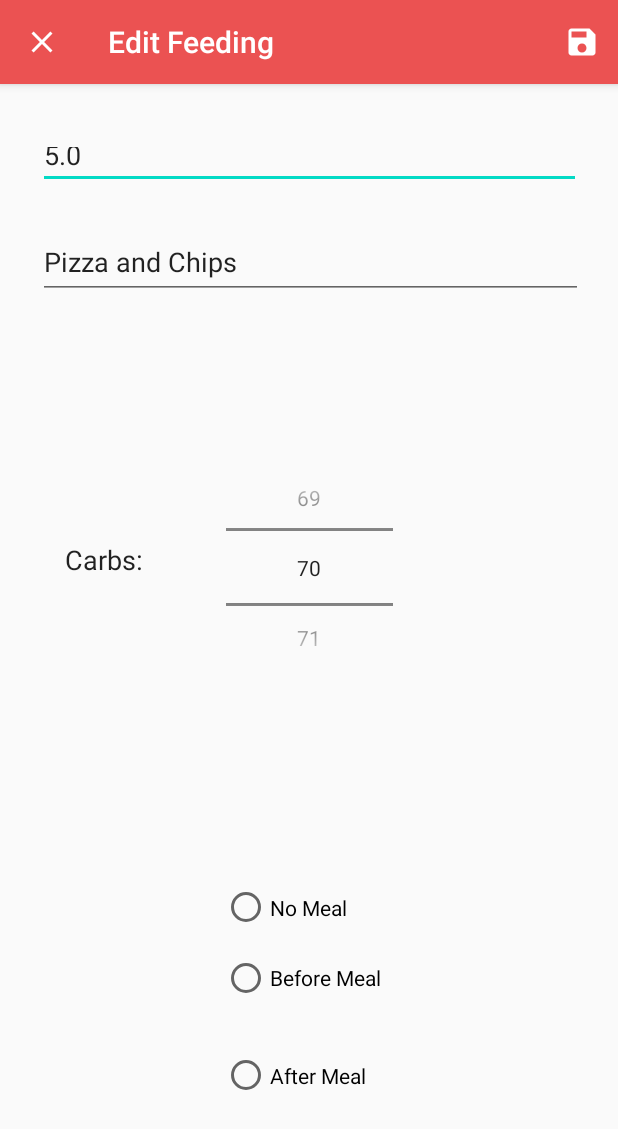
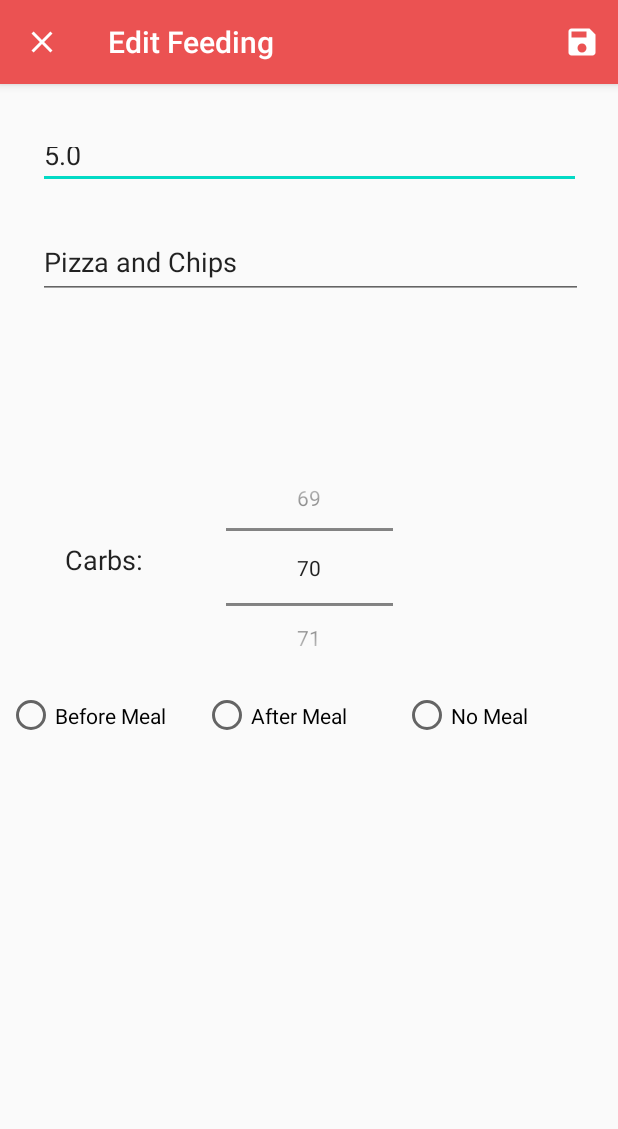
Before and after one commit to SaltySkin/GlucoseGuardianDylan, an Android app: the screen it shows after launch (AddEditFeedingActivity), after a tap on "70", on a phone screen of 412 x 824 dp. Shown: the top 1129 px of the screen. Run offline under Robolectric (Android 15) with nearby library versions, the phone set to English and light mode, and no system bars; our stand-ins replace Room's generated code.

Commit message:
Meal information error fixed in feeding items

```diff
--- a/app/src/main/java/com/example/glucoseguardiandylan/AddEditFeedingActivity.java
+++ b/app/src/main/java/com/example/glucoseguardiandylan/AddEditFeedingActivity.java
@@ -49,11 +49,11 @@ public class AddEditFeedingActivity extends AppCompatActivity {
         numberPickerCarbs.setMinValue(0);
         numberPickerCarbs.setMaxValue(250);
 
-        radioGroup = (RadioGroup) findViewById(R.id.radio_group_meal);
+        //radioGroup = (RadioGroup) findViewById(R.id.radio_group_meal);
         radioBeforeMeal = (RadioButton) findViewById(R.id.radio_before_meal);
         radioAfterMeal = (RadioButton) findViewById(R.id.radio_after_meal);
         radioNoMeal = (RadioButton) findViewById(R.id.radio_no_meal);
-        radioGroup.clearCheck();
+//        radioGroup.clearCheck();
 
         //Displays icon instead of text when actionbar buttons are compressed (The save icon)
         getSupportActionBar().setHomeAsUpIndicator(R.drawable.ic_baseline_close_24);
--- a/app/src/main/java/com/example/glucoseguardiandylan/Feeding.java
+++ b/app/src/main/java/com/example/glucoseguardiandylan/Feeding.java
@@ -21,6 +21,7 @@ public class Feeding {
         this.bloodSugar = bloodSugar;
         this.foodInfo = foodInfo;
         this.carbs = carbs;
+        this.mealInfo =mealInfo;
         this.date = Calendar.getInstance().getTimeInMillis(); //gets time/date at time on object initialisation
     }
 
--- a/app/src/main/java/com/example/glucoseguardiandylan/FeedingRecyclerAdapter.java
+++ b/app/src/main/java/com/example/glucoseguardiandylan/FeedingRecyclerAdapter.java
@@ -30,7 +30,7 @@ public class FeedingRecyclerAdapter extends RecyclerView.Adapter<FeedingRecycler
         holder.textViewBloodSugar.setText(String.valueOf(currentFeeding.getBloodSugar()));
         holder.textViewDescription.setText(currentFeeding.getFoodInfo());
         holder.textViewCarbs.setText(String.valueOf(currentFeeding.getCarbs()));
-        //holder.textViewMealInfo.setText(String.valueOf(currentFeeding.getMealInfo()));
+        holder.textViewMealInfo.setText(String.valueOf(currentFeeding.getMealInfo()));
         holder.textViewDate.setText(formattedDate);
     }
 
@@ -60,7 +60,7 @@ public class FeedingRecyclerAdapter extends RecyclerView.Adapter<FeedingRecycler
             textViewBloodSugar = itemView.findViewById(R.id.text_view_blood_sugar);
             textViewDescription = itemView.findViewById(R.id.text_view_description);
             textViewCarbs = itemView.findViewById(R.id.text_view_carbs);
-            //textViewMealInfo = itemView.findViewById(R.id.text_view_meal_info);
+            textViewMealInfo = itemView.findViewById(R.id.text_view_meal_info);
             textViewDate = itemView.findViewById(R.id.text_view_date);
 
             itemView.setOnClickListener(new View.OnClickListener() {
--- a/app/src/main/res/layout/activity_add_feeding.xml
+++ b/app/src/main/res/layout/activity_add_feeding.xml
@@ -52,49 +52,46 @@
         app:layout_constraintEnd_toEndOf="parent"
         app:layout_constraintStart_toStartOf="parent" />
 
-    <RadioGroup
-        android:id="@+id/radio_group_meal"
-        android:layout_width="match_parent"
-        android:layout_height="300dp"
-        android:layout_marginBottom="72dp"
-        android:orientation="vertical"
+
+    <RadioButton
+        android:id="@+id/radio_before_meal"
+        android:layout_width="123dp"
+        android:layout_height="34dp"
+        android:onClick="onRadioButtonClicked"
+        android:text="Before Meal"
         app:layout_constraintBottom_toBottomOf="parent"
         app:layout_constraintEnd_toEndOf="parent"
-        app:layout_constraintHorizontal_bias="1.0"
-        app:layout_constraintStart_toStartOf="parent">
+        app:layout_constraintHorizontal_bias="0.017"
+        app:layout_constraintStart_toStartOf="parent"
+        app:layout_constraintTop_toTopOf="parent"
+        app:layout_constraintVertical_bias="0.55" />
 
     <RadioButton
         android:id="@+id/radio_no_meal"
-            android:layout_width="135dp"
-            android:layout_height="46dp"
-            android:layout_marginStart="148dp"
-            android:layout_marginTop="130dp"
+        android:layout_width="137dp"
+        android:layout_height="34dp"
         android:baselineAligned="false"
         android:onClick="onRadioButtonClicked"
         android:text="No Meal"
-            app:layout_constraintStart_toStartOf="@id/radio_after_meal" />
-
-        <RadioButton
-            android:id="@+id/radio_before_meal"
-            android:layout_width="135dp"
-            android:layout_height="48dp"
-            android:layout_marginStart="148dp"
-            android:layout_marginBottom="20dp"
-            android:onClick="onRadioButtonClicked"
-            android:text="Before Meal"
-            app:layout_constraintStart_toStartOf="parent" />
+        app:layout_constraintBottom_toBottomOf="parent"
+        app:layout_constraintEnd_toEndOf="parent"
+        app:layout_constraintHorizontal_bias="0.978"
+        app:layout_constraintStart_toStartOf="parent"
+        app:layout_constraintTop_toTopOf="parent"
+        app:layout_constraintVertical_bias="0.55" />
 
     <RadioButton
         android:id="@+id/radio_after_meal"
-            android:layout_width="138dp"
-            android:layout_height="42dp"
-            android:layout_marginStart="148dp"
-            android:layout_marginBottom="180dp"
+        android:layout_width="126dp"
+        android:layout_height="34dp"
         android:onClick="onRadioButtonClicked"
         android:text="After Meal"
-            app:layout_constraintStart_toStartOf="@id/radio_before_meal" />
-
-    </RadioGroup>
+        app:layout_constraintBottom_toBottomOf="parent"
+        app:layout_constraintEnd_toEndOf="parent"
+        app:layout_constraintHorizontal_bias="0.473"
+        app:layout_constraintStart_toStartOf="parent"
+        app:layout_constraintTop_toTopOf="parent"
+        app:layout_constraintVertical_bias="0.55" />
 
 
 </androidx.constraintlayout.widget.ConstraintLayout>
--- a/app/src/main/res/layout/feeding_item.xml
+++ b/app/src/main/res/layout/feeding_item.xml
@@ -46,17 +46,17 @@
             android:text="Description"
             android:textAppearance="@style/TextAppearance.AppCompat.Small" />
 
-<!--        <TextView-->
-<!--            android:id="@+id/text_view_meal_info"-->
-<!--            android:layout_width="80dp"-->
-<!--            android:layout_height="wrap_content"-->
-<!--            android:layout_alignParentStart="true"-->
-<!--            android:layout_alignParentEnd="true"-->
-<!--            android:layout_marginStart="250dp"-->
-<!--            android:ellipsize="end"-->
-<!--            android:maxLines="1"-->
-<!--            android:text="Meal Info"-->
-<!--            android:textAppearance="@style/TextAppearance.AppCompat.Large" />-->
+        <TextView
+            android:id="@+id/text_view_meal_info"
+            android:layout_width="80dp"
+            android:layout_height="wrap_content"
+            android:layout_alignParentStart="true"
+            android:layout_alignParentEnd="true"
+            android:layout_marginStart="250dp"
+            android:ellipsize="end"
+            android:maxLines="1"
+            android:text="Meal Info"
+            android:textAppearance="@style/TextAppearance.AppCompat.Medium" />
 
         <TextView
             android:id="@+id/text_view_blood_title"
```
Lines whose indentation alone changed are shown as unchanged.
